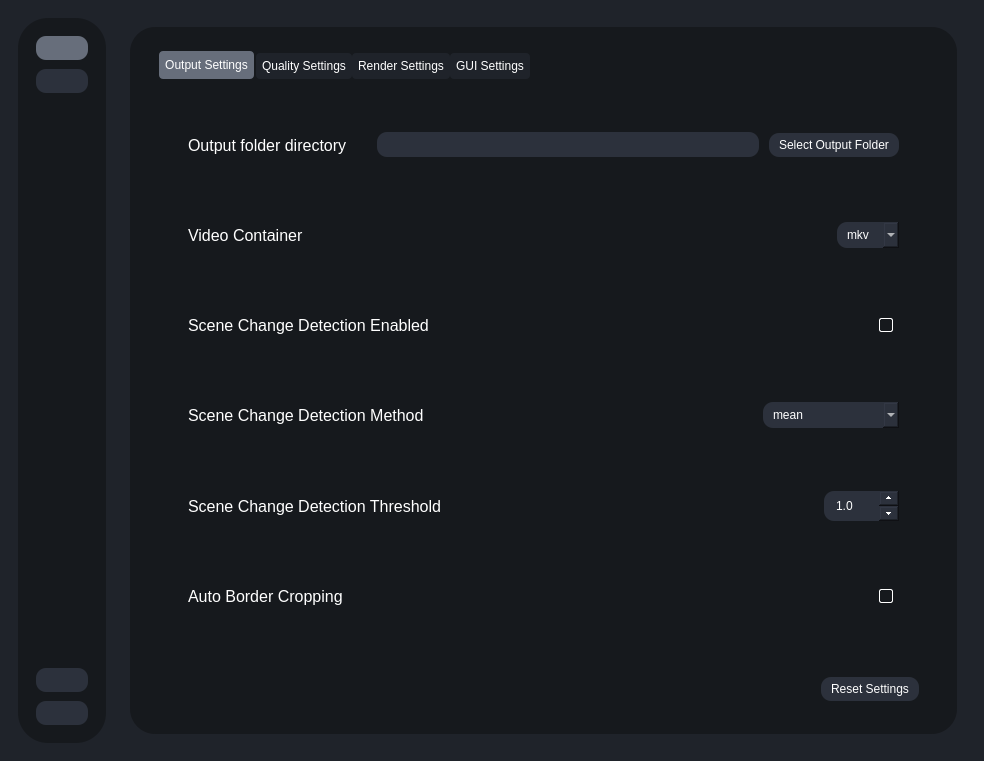
Above: testRVEInterface.ui from TNTwise/Rife-ESRGAN-App-Linux-QT before the change. Below: the same form after it.
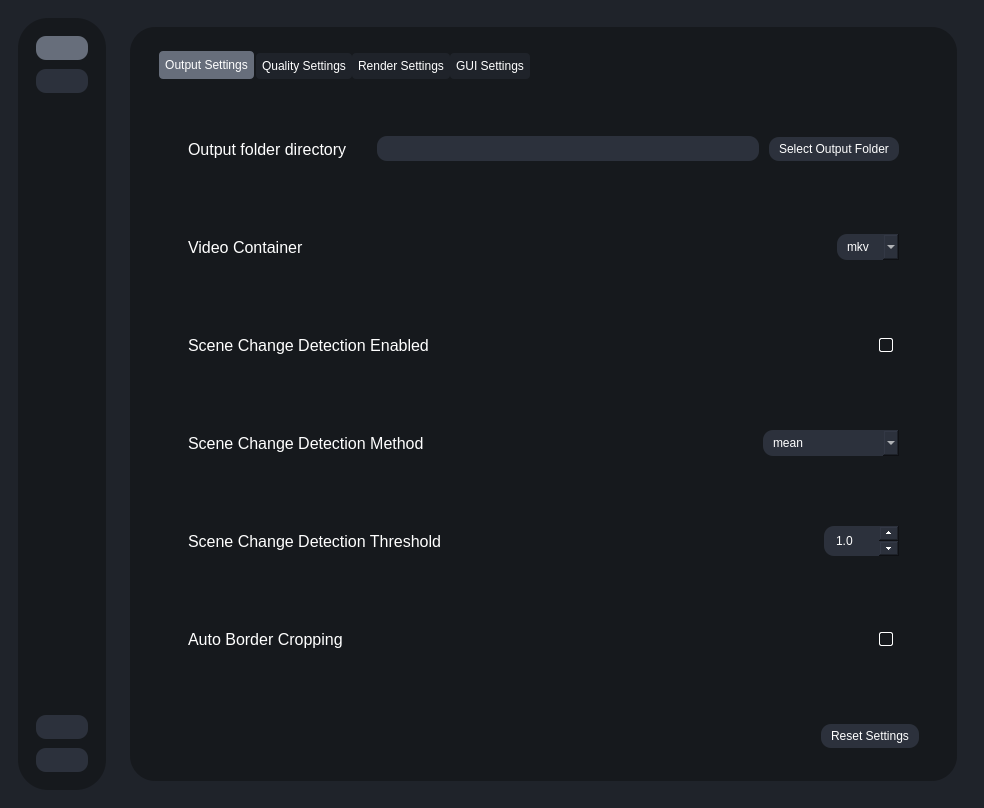
That is the form after the change. The open tabs and pages were chosen to show the change. Icons and pictures are not drawn.

Commit message: switch default menu

```diff
--- a/testRVEInterface.ui
+++ b/testRVEInterface.ui
@@ -7,7 +7,7 @@
     <x>0</x>
     <y>0</y>
     <width>984</width>
-    <height>761</height>
+    <height>808</height>
    </rect>
   </property>
   <property name="windowTitle">
@@ -2224,7 +2224,7 @@
                    <x>0</x>
                    <y>0</y>
                    <width>784</width>
-                   <height>677</height>
+                   <height>724</height>
                   </rect>
                  </property>
                  <layout class="QVBoxLayout" name="verticalLayout_18">
@@ -2267,7 +2267,7 @@
                               <x>0</x>
                               <y>0</y>
                               <width>726</width>
-                              <height>554</height>
+                              <height>601</height>
                              </rect>
                             </property>
                             <layout class="QVBoxLayout" name="verticalLayout_25">
```
Left out of the diff: 6 changed lines with no effect on the pictures.
